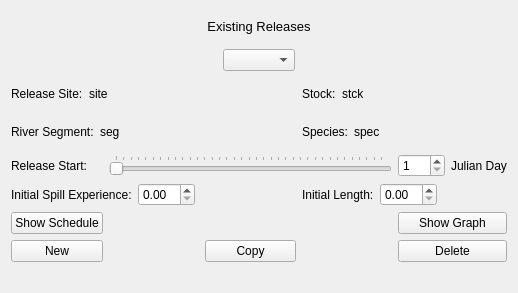
Qt form src/releasetool.ui (nschindler-noaa/compass-rewrite) before a commit.
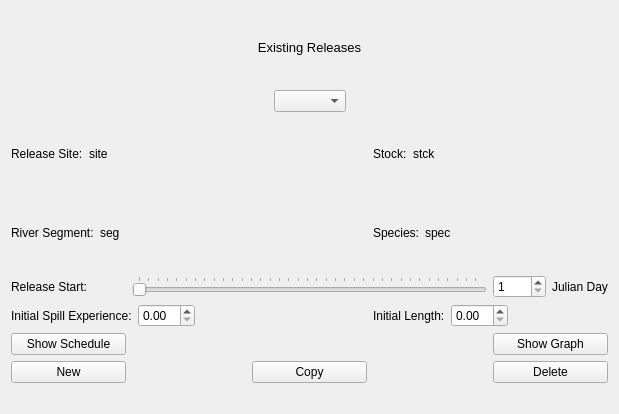
The same form after that commit.

Patch:
```diff
--- a/src/releasetool.ui
+++ b/src/releasetool.ui
@@ -6,8 +6,8 @@
    <rect>
     <x>0</x>
     <y>0</y>
-    <width>518</width>
-    <height>293</height>
+    <width>619</width>
+    <height>414</height>
    </rect>
   </property>
   <property name="windowTitle">
```
